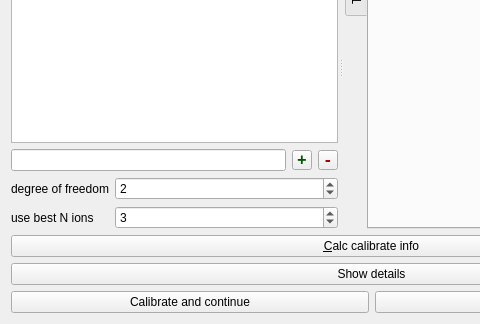
The window that Orbitool/UI/Calibration.ui (l460289052/Orbitool) describes before a commit, drawn with Qt 5; both pictures show x 0 to 480 and y 192 to 516 of the 743 by 516 pixel window.
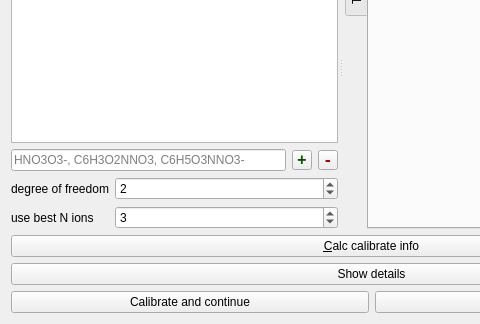
The same window after the commit. The open tabs and pages were chosen to show the change.

The edit to the form file:
```diff
--- a/Orbitool/UI/Calibration.ui
+++ b/Orbitool/UI/Calibration.ui
@@ -191,6 +191,9 @@
              <verstretch>0</verstretch>
             </sizepolicy>
            </property>
+           <property name="placeholderText">
+            <string>HNO3O3-, C6H3O2NNO3, C6H5O3NNO3-</string>
+           </property>
           </widget>
          </item>
          <item>
```
Left out of the diff: 4 changed lines with no effect on the pictures.
